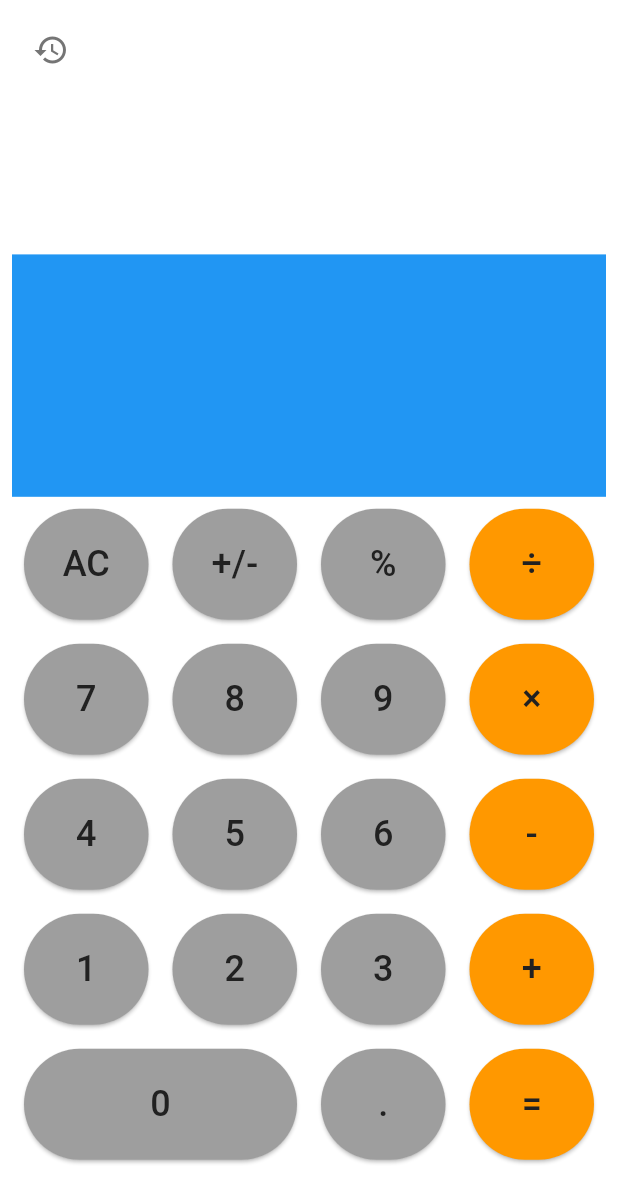
After one commit to Naijabunner/flutter-repo, a Flutter app: the screen it shows after launch, on a phone screen of 412 x 824 dp. The commit adds this screen. Shown: the top 1203 px of the screen. Run offline on Flutter 3.47's test engine with Material 3 defaults, Android fonts, the phone set to English and light mode, and no system bars; our stand-ins replace google_nav_bar.

Commit message:
feat: created calculator

```diff
--- /dev/null
+++ b/calculator/lib/components/calc_button.dart
@@ -0,0 +1,33 @@
+import 'package:flutter/material.dart';
+
+class CalcButton extends StatelessWidget {
+  final String text;
+  final Color color;
+  final int flex;
+
+  const CalcButton({
+    super.key,
+    required this.text,
+    this.color = Colors.grey,
+    this.flex = 1,
+  });
+
+  @override
+  Widget build(BuildContext context) {
+    return Expanded(
+      flex: flex,
+      child: Container(
+        margin: const EdgeInsets.all(8),
+        child: ElevatedButton(
+          style: ElevatedButton.styleFrom(
+            backgroundColor: color,
+            shape: const StadiumBorder(),
+            padding: const EdgeInsets.all(20),
+          ),
+          onPressed: () {},
+          child: Text(text, style: const TextStyle(fontSize: 24)),
+        ),
+      ),
+    );
+  }
+}
--- /dev/null
+++ b/calculator/lib/components/calculator.dart
@@ -0,0 +1,64 @@
+import 'package:flutter/material.dart';
+import 'package:todoapp/components/calc_button.dart';
+
+class Calculator extends StatelessWidget {
+  const Calculator({super.key});
+
+  @override
+  Widget build(BuildContext context) {
+    return SafeArea(
+      child: Column(
+        children: [
+          /// Row 1
+          Row(
+            children: const [
+              CalcButton(text: "AC", color: Colors.grey),
+              CalcButton(text: "+/-", color: Colors.grey),
+              CalcButton(text: "%", color: Colors.grey),
+              CalcButton(text: "÷", color: Colors.orange),
+            ],
+          ),
+
+          /// Row 2
+          Row(
+            children: const [
+              CalcButton(text: "7"),
+              CalcButton(text: "8"),
+              CalcButton(text: "9"),
+              CalcButton(text: "×", color: Colors.orange),
+            ],
+          ),
+
+          /// Row 3
+          Row(
+            children: const [
+              CalcButton(text: "4"),
+              CalcButton(text: "5"),
+              CalcButton(text: "6"),
+              CalcButton(text: "-", color: Colors.orange),
+            ],
+          ),
+
+          /// Row 4
+          Row(
+            children: const [
+              CalcButton(text: "1"),
+              CalcButton(text: "2"),
+              CalcButton(text: "3"),
+              CalcButton(text: "+", color: Colors.orange),
+            ],
+          ),
+
+          /// Row 5
+          Row(
+            children: const [
+              CalcButton(text: "0", flex: 2), // wide button
+              CalcButton(text: "."),
+              CalcButton(text: "=", color: Colors.orange),
+            ],
+          ),
+        ],
+      ),
+    );
+  }
+}
--- /dev/null
+++ b/calculator/lib/components/results_history.dart
@@ -0,0 +1,28 @@
+import 'package:flutter/material.dart';
+
+class ResultsHistory extends StatelessWidget {
+  const ResultsHistory({super.key});
+
+  @override
+  Widget build(BuildContext context) {
+    return Stack(
+      children: [
+        Container(width: double.infinity, height: 300),
+
+        Positioned(top: 1, left: 2, child: HistoryButton()),
+      ],
+    );
+  }
+}
+
+class HistoryButton extends StatelessWidget {
+  const HistoryButton({super.key});
+
+  @override
+  Widget build(BuildContext context) {
+    return IconButton(
+      icon: Icon(Icons.history, color: Colors.grey.shade600),
+      onPressed: () {},
+    );
+  }
+}
--- a/calculator/lib/main.dart
+++ b/calculator/lib/main.dart
@@ -1,7 +1,15 @@
 import 'package:flutter/material.dart';
+import 'package:todoapp/screens/home_page.dart';
+import 'package:provider/provider.dart';
+import 'package:todoapp/themes/theme.provider.dart';
 
 void main() {
-  runApp(const MyApp());
+  runApp(
+    ChangeNotifierProvider(
+      create: (_) => ThemeProvider(),
+      child: const MyApp(), // MyApp is now UNDER the provider
+    ),
+  );
 }
 
 class MyApp extends StatelessWidget {
@@ -11,26 +19,10 @@ class MyApp extends StatelessWidget {
   @override
   Widget build(BuildContext context) {
     return MaterialApp(
-      title: 'Flutter Demo',
-      theme: ThemeData(
-        // This is the theme of your application.
-        //
-        // TRY THIS: Try running your application with "flutter run". You'll see
-        // the application has a purple toolbar. Then, without quitting the app,
-        // try changing the seedColor in the colorScheme below to Colors.green
-        // and then invoke "hot reload" (save your changes or press the "hot
-        // reload" button in a Flutter-supported IDE, or press "r" if you used
-        // the command line to start the app).
-        //
-        // Notice that the counter didn't reset back to zero; the application
-        // state is not lost during the reload. To reset the state, use hot
-        // restart instead.
-        //
-        // This works for code too, not just values: Most code changes can be
-        // tested with just a hot reload.
-        colorScheme: .fromSeed(seedColor: Colors.deepPurple),
-      ),
-      home: const Scaffold(),
+      debugShowCheckedModeBanner: false,
+      title: 'Calculator',
+      home: const HomePage(),
+      theme: Provider.of<ThemeProvider>(context).themeData,
     );
   }
 }
--- /dev/null
+++ b/calculator/lib/screens/home_page.dart
@@ -0,0 +1,30 @@
+import 'package:flutter/material.dart';
+import 'package:todoapp/components/calculator.dart';
+import 'package:todoapp/components/results_history.dart';
+
+class HomePage extends StatefulWidget {
+  const HomePage({super.key});
+
+  @override
+  State<HomePage> createState() => _HomePageState();
+}
+
+class _HomePageState extends State<HomePage> {
+  @override
+  Widget build(BuildContext context) {
+    return Scaffold(
+      body: SafeArea(
+        child: Padding(
+          padding: const EdgeInsets.all(8.0),
+          child: Column(
+            children: [
+              Expanded(flex: 2, child: ResultsHistory()),
+              Expanded(flex: 2, child: Container(color: Colors.blue)),
+              Expanded(flex: 6, child: Calculator()),
+            ],
+          ),
+        ),
+      ),
+    );
+  }
+}
--- /dev/null
+++ b/calculator/lib/themes/theme.dart
@@ -0,0 +1,22 @@
+import 'package:flutter/material.dart';
+
+ThemeData lightThemeCalculator = ThemeData(
+  brightness: Brightness.light,
+  colorScheme: ColorScheme.light(
+    surface: Colors.white,
+    primary: Colors.grey.shade900,
+    secondary: Color(0xFFFF9500),
+    inversePrimary: Colors.grey.shade700,
+    tertiary: Colors.grey.shade800,
+  ),
+);
+ThemeData darkThemeCalculator = ThemeData(
+  brightness: Brightness.dark,
+  colorScheme: ColorScheme.dark(
+    surface: Colors.black,
+    primary: Colors.grey.shade500,
+    secondary: Color(0xFFFF9500),
+    inversePrimary: Colors.grey.shade300,
+    tertiary: Colors.grey.shade800,
+  ),
+);
--- /dev/null
+++ b/calculator/lib/themes/theme.provider.dart
@@ -0,0 +1,20 @@
+
+
+import 'package:flutter/material.dart';
+import 'package:todoapp/themes/theme.dart';
+
+class ThemeProvider extends ChangeNotifier {
+  ThemeData _themeData = lightThemeCalculator;
+
+  ThemeData get themeData => _themeData;
+
+  set themeData(ThemeData themeData) {
+    _themeData = themeData;
+    notifyListeners();
+  }
+
+  void toggleTheme() {
+    _themeData = _themeData == lightThemeCalculator ? darkThemeCalculator : lightThemeCalculator;
+    notifyListeners();
+  }
+}
--- a/calculator/pubspec.yaml
+++ b/calculator/pubspec.yaml
@@ -31,9 +31,11 @@ dependencies:
   flutter:
     sdk: flutter
 
+
   # The following adds the Cupertino Icons font to your application.
   # Use with the CupertinoIcons class for iOS style icons.
   cupertino_icons: ^1.0.8
+  provider:
 
 dev_dependencies:
   flutter_test:
```
Also changed, not shown: calculator/pubspec.lock.
